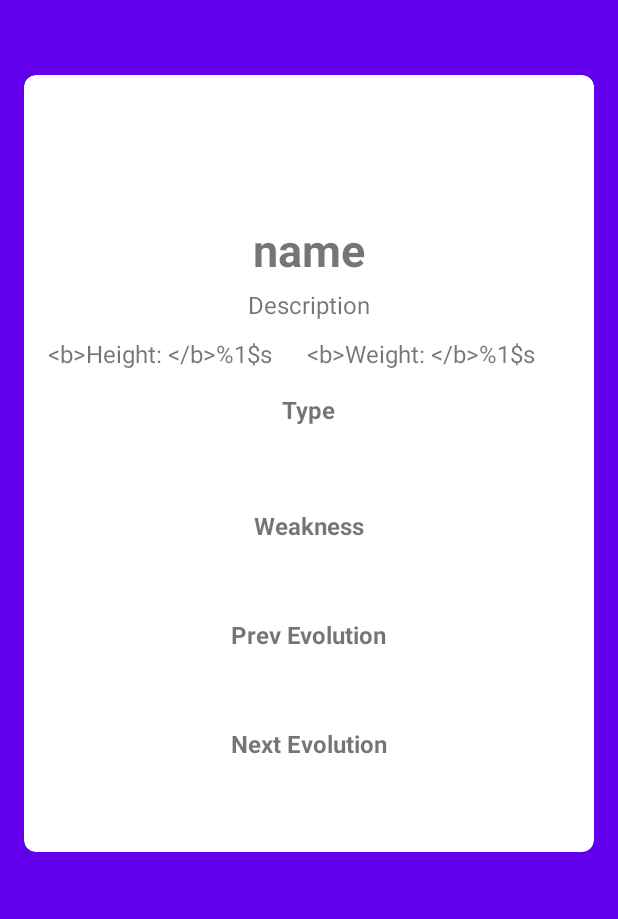
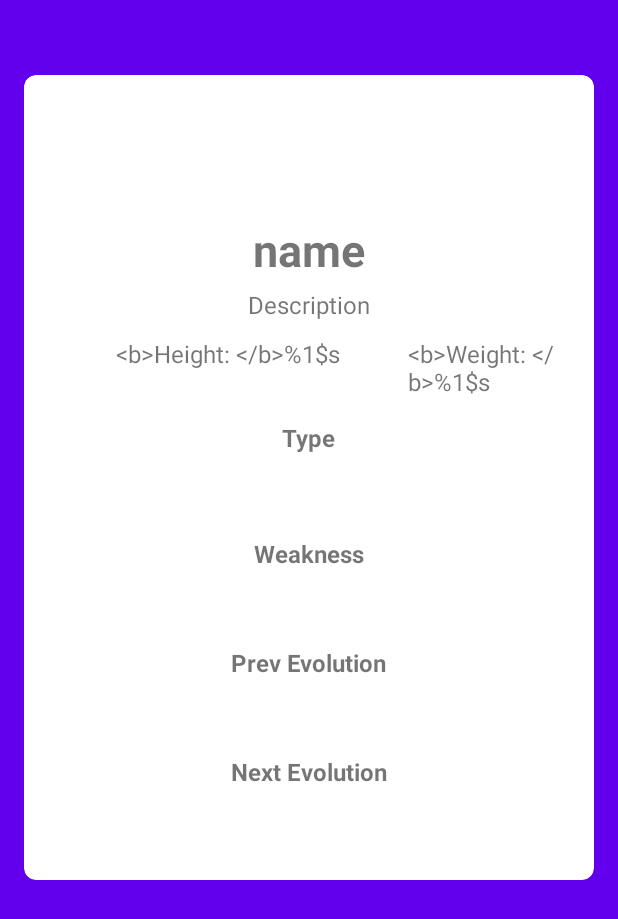
Before and after one commit to NicholaiWP/pokedex_app, an Android app: the layout fragment_pokemon_detail.xml on its own in the app's theme, with its tools: preview values and no code run, on a phone screen of 412 x 824 dp. Shown: the top 919 px of the screen. Run offline under Robolectric (Android 15) with nearby library versions, the phone set to English and light mode, and no system bars; network calls fail.

```diff
--- a/app/src/main/res/layout/fragment_pokemon_detail.xml
+++ b/app/src/main/res/layout/fragment_pokemon_detail.xml
@@ -57,7 +57,6 @@
                     </TextView>
 
                     <LinearLayout
-                        android:weightSum="100"
                         android:layout_marginTop="5dp"
                         android:layout_marginBottom="5dp"
                         android:orientation="horizontal"
@@ -65,7 +64,8 @@
                         android:layout_height="wrap_content">
 
                         <TextView
-                            android:layout_weight="50"
+                            android:paddingStart="45dp"
+                            android:paddingEnd="45dp"
                             android:id="@+id/height"
                             android:text="@string/height"
                             android:layout_marginBottom="10dp"
@@ -74,7 +74,6 @@
                             android:layout_height="wrap_content"/>
 
                         <TextView
-                            android:layout_weight="50"
                             android:id="@+id/weight"
                             android:text="@string/weight"
                             android:layout_marginBottom="10dp"
```
